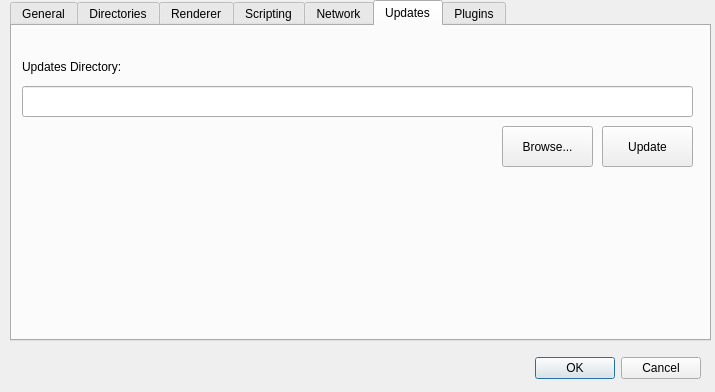
svengijsen/BrainStim, file Source/BrainStim/optionpage.ui: the form before one commit.
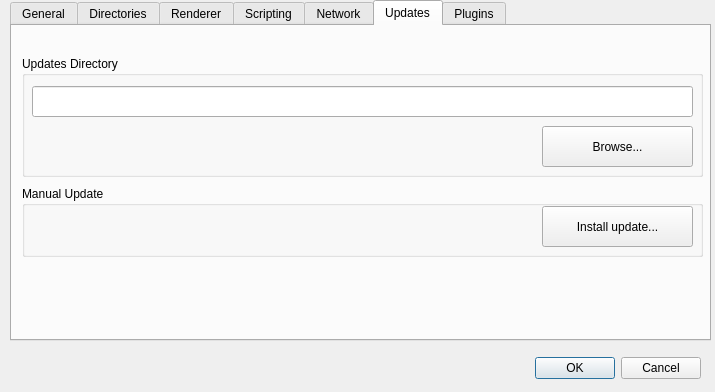
The form after the commit. The open tabs and pages were chosen to show the change.

Commit message:
Fixed a bug with loading the default area location for dock widgets.
Changed the OptionPage/Update tab.

The edit to the form file:
```diff
--- a/Source/BrainStim/optionpage.ui
+++ b/Source/BrainStim/optionpage.ui
@@ -583,25 +583,24 @@
     <attribute name="title">
      <string>Updates</string>
     </attribute>
-    <widget class="QPushButton" name="btnViewUpdatesDirectory">
+    <widget class="QGroupBox" name="groupBox_2">
      <property name="geometry">
       <rect>
-       <x>490</x>
-       <y>100</y>
-       <width>91</width>
-       <height>41</height>
+       <x>10</x>
+       <y>30</y>
+       <width>681</width>
+       <height>121</height>
       </rect>
      </property>
-     <property name="text">
-      <string>Browse...</string>
+     <property name="title">
+      <string>Updates Directory</string>
      </property>
-    </widget>
     <widget class="QLineEdit" name="lneUpdateDirectory">
      <property name="geometry">
       <rect>
        <x>10</x>
-       <y>60</y>
-       <width>671</width>
+        <y>30</y>
+        <width>661</width>
        <height>31</height>
       </rect>
      </property>
@@ -609,37 +608,45 @@
       <bool>true</bool>
      </property>
     </widget>
-    <widget class="QLabel" name="label_9">
+     <widget class="QPushButton" name="btnViewUpdatesDirectory">
      <property name="geometry">
       <rect>
-       <x>10</x>
-       <y>30</y>
-       <width>261</width>
-       <height>21</height>
-      </rect>
-     </property>
-     <property name="sizePolicy">
-      <sizepolicy hsizetype="Maximum" vsizetype="Preferred">
-       <horstretch>0</horstretch>
-       <verstretch>0</verstretch>
-      </sizepolicy>
-     </property>
+        <x>520</x>
+        <y>70</y>
+        <width>151</width>
+        <height>41</height>
+       </rect>
+      </property>
      <property name="text">
-      <string>Updates Directory:</string>
-     </property>
-    </widget>
+       <string>Browse...</string>
+      </property>
+     </widget>
+    </widget>
+    <widget class="QGroupBox" name="groupBox_3">
+     <property name="geometry">
+      <rect>
+       <x>10</x>
+       <y>160</y>
+       <width>681</width>
+       <height>71</height>
+      </rect>
+     </property>
+     <property name="title">
+      <string>Manual Update</string>
+     </property>
     <widget class="QPushButton" name="btnCheck4Updates">
      <property name="geometry">
       <rect>
-       <x>590</x>
-       <y>100</y>
-       <width>91</width>
+        <x>520</x>
+        <y>20</y>
+        <width>151</width>
        <height>41</height>
       </rect>
      </property>
      <property name="text">
-      <string>Update</string>
-     </property>
+       <string>Install update...</string>
+      </property>
+     </widget>
     </widget>
    </widget>
    <widget class="QWidget" name="tabPlugins">
```
Lines whose indentation alone changed are shown as unchanged. The commit also changes 7 other files.
